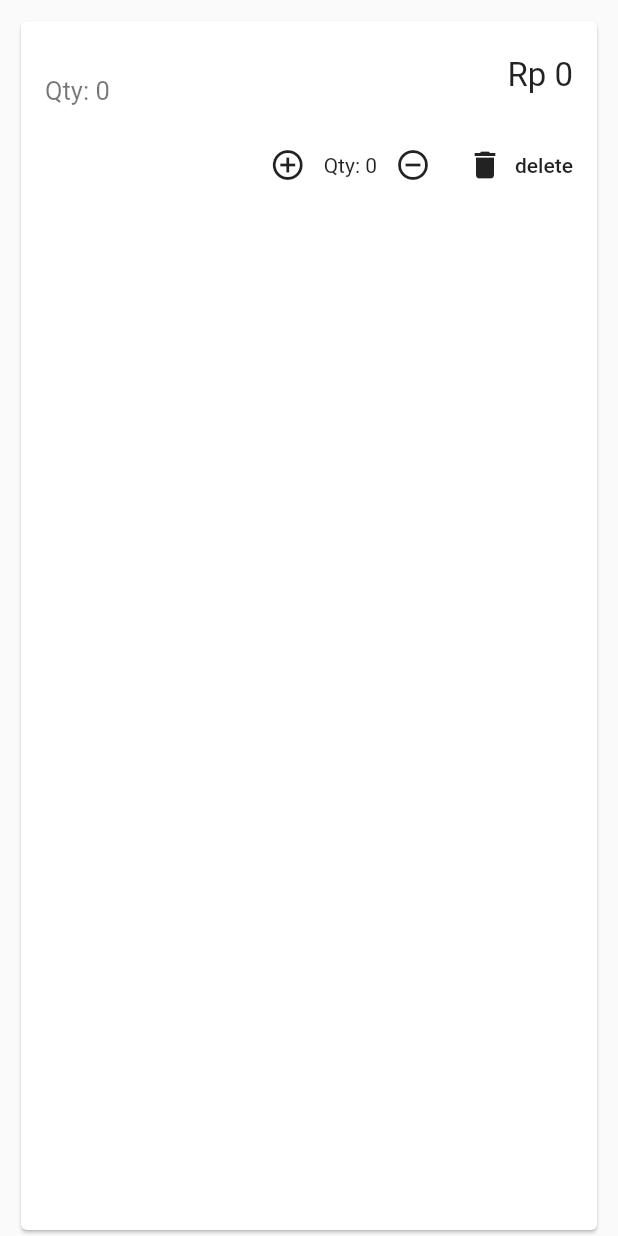
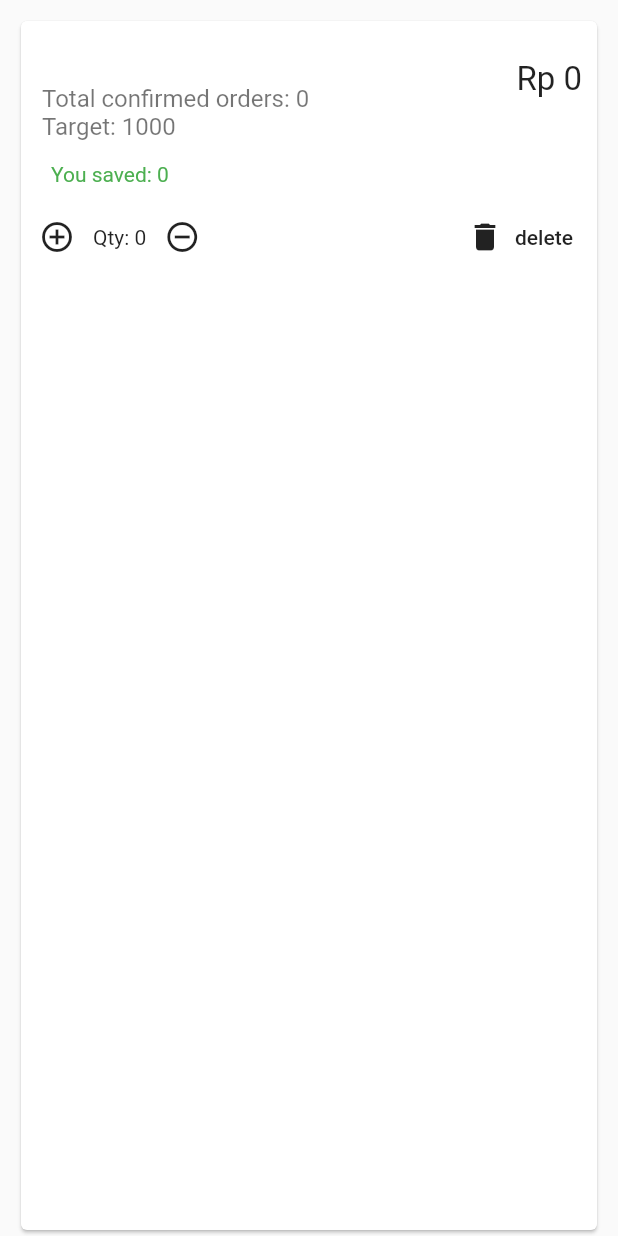
Before and after one commit to juandavinlie/patungkuyy, a Flutter app: the TempOrderTile widget shown alone on an empty page, opened directly with empty values, on a phone screen of 412 x 824 dp. Run offline on Flutter 3.47's test engine with Material 2 defaults, Android fonts, the phone set to English and light mode, and no system bars; our stand-ins replace cloud_firestore, curved_navigation_bar, firebase_auth, flutter_spinkit; accounts and stored records are empty.

Commit message:
Discount algorithm added

```diff
--- a/patungkuy/lib/screens/home/temp_ordertile.dart
+++ b/patungkuy/lib/screens/home/temp_ordertile.dart
@@ -18,22 +18,39 @@ class _TempOrderTileState extends State<TempOrderTile> {
   Widget build(BuildContext context) {
     final user = Provider.of<User>(context);
 
+    int totalPrice =
+        (widget.tempOrder.order.price * widget.tempOrder.tempQuantity);
+    int discount = 0;
+    discount += widget.tempOrder.order.price *
+        (widget.tempOrder.tempQuantity / 10).toInt();
+
     return Padding(
       padding: const EdgeInsets.fromLTRB(10, 10, 10, 0),
       child: Card(
         child: Column(
+          crossAxisAlignment: CrossAxisAlignment.start,
           children: [
             ListTile(
+              contentPadding: EdgeInsets.fromLTRB(14, 10, 10, 0),
               title: Text(
                 widget.tempOrder.order.name,
                 style: TextStyle(fontSize: 24),
               ),
-              subtitle: Text(
-                "Qty: ${widget.tempOrder.tempQuantity}",
-                style: TextStyle(fontSize: 17),
+              subtitle: Column(
+                crossAxisAlignment: CrossAxisAlignment.start,
+                children: [
+                  Text(
+                    "Total confirmed orders: ${widget.tempOrder.order.quantity}",
+                    style: TextStyle(fontSize: 16),
+                  ),
+                  Text(
+                    "Target: 1000",
+                    style: TextStyle(fontSize: 16),
+                  ),
+                ],
               ),
               trailing: Text(
-                "Rp ${widget.tempOrder.order.price * widget.tempOrder.tempQuantity}",
+                "Rp ${totalPrice - discount}",
                 style: TextStyle(fontSize: 22),
               ),
               // child: Row(
@@ -52,6 +69,13 @@ class _TempOrderTileState extends State<TempOrderTile> {
               //     ),
               //   ],
               // ),
+            ),
+            Padding(
+              padding: const EdgeInsets.fromLTRB(20, 10, 10, 10),
+              child: Text('You saved: ${discount}',
+                  style: TextStyle(
+                    color: Colors.green,
+                  )),
             ),
             Row(
               mainAxisAlignment: MainAxisAlignment.end,
@@ -75,6 +99,7 @@ class _TempOrderTileState extends State<TempOrderTile> {
                   },
                   icon: Icon(Icons.remove_circle_outline),
                 ),
+                Spacer(),
                 FlatButton.icon(
                     onPressed: () {
                       setState(() {
```
